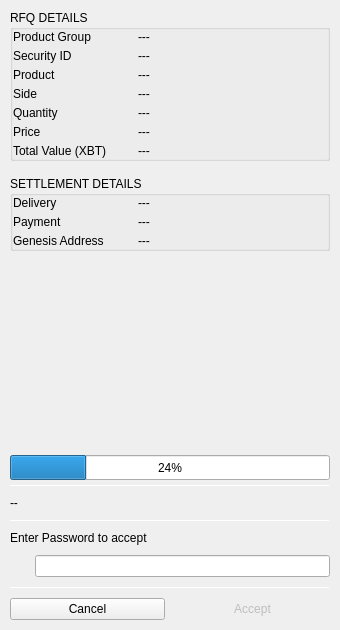
This is BlockSettleUILib/CCSettlementTransactionWidget.ui in BlockSettle/terminal as Qt 5 draws it before an edit. The edited form follows.
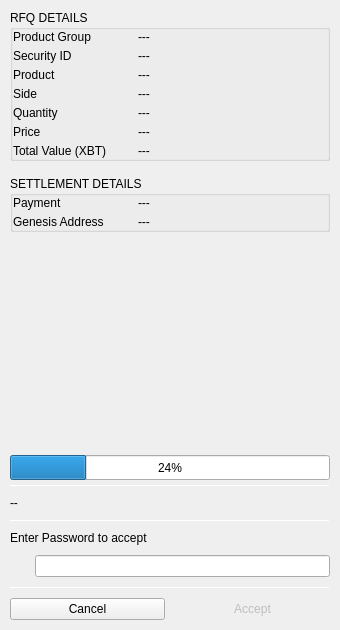
This is the edited form. Icons and pictures are not drawn.

Commit message: Changed private market settlement window.

Patch:
```diff
--- a/BlockSettleUILib/CCSettlementTransactionWidget.ui
+++ b/BlockSettleUILib/CCSettlementTransactionWidget.ui
@@ -629,75 +629,7 @@
              <number>0</number>
             </property>
             <item>
-             <widget class="QLabel" name="label_10">
-              <property name="minimumSize">
-               <size>
-                <width>120</width>
-                <height>0</height>
-               </size>
-              </property>
-              <property name="maximumSize">
-               <size>
-                <width>120</width>
-                <height>16777215</height>
-               </size>
-              </property>
-              <property name="text">
-               <string>Delivery</string>
-              </property>
-              <property name="wordWrap">
-               <bool>true</bool>
-              </property>
-             </widget>
-            </item>
-            <item>
-             <widget class="QLabel" name="labelPaymentBalance">
-              <property name="sizePolicy">
-               <sizepolicy hsizetype="Expanding" vsizetype="Preferred">
-                <horstretch>0</horstretch>
-                <verstretch>0</verstretch>
-               </sizepolicy>
-              </property>
-              <property name="text">
-               <string>---</string>
-              </property>
-              <property name="wordWrap">
-               <bool>true</bool>
-              </property>
-              <property name="whiteLabel" stdset="0">
-               <bool>true</bool>
-              </property>
-             </widget>
-            </item>
-           </layout>
-          </widget>
-         </item>
-         <item>
-          <widget class="QWidget" name="horizontalWidget_4" native="true">
-           <property name="minimumSize">
-            <size>
-             <width>0</width>
-             <height>0</height>
-            </size>
-           </property>
-           <layout class="QHBoxLayout" name="horizontalLayout_11">
-            <property name="spacing">
-             <number>5</number>
-            </property>
-            <property name="leftMargin">
-             <number>0</number>
-            </property>
-            <property name="topMargin">
-             <number>0</number>
-            </property>
-            <property name="rightMargin">
-             <number>0</number>
-            </property>
-            <property name="bottomMargin">
-             <number>0</number>
-            </property>
-            <item>
-             <widget class="QLabel" name="label_11">
+             <widget class="QLabel" name="labelPaymentName">
               <property name="minimumSize">
                <size>
                 <width>120</width>
@@ -719,7 +651,7 @@
              </widget>
             </item>
             <item>
-             <widget class="QLabel" name="labelDelaerTxHalf">
+             <widget class="QLabel" name="labelPayment">
               <property name="sizePolicy">
                <sizepolicy hsizetype="Expanding" vsizetype="Preferred">
                 <horstretch>0</horstretch>
```
The commit also changes 1 other file.
